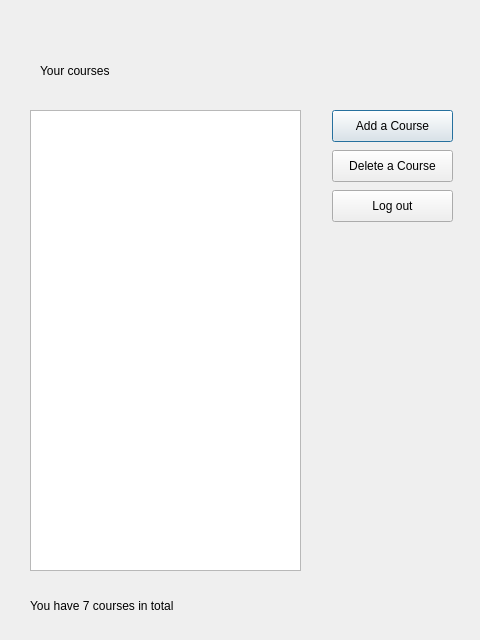
This is Ui/CourseaPageUi.ui in grinningGrace/SigmaU as Qt 5 draws it before an edit. The edited form follows.
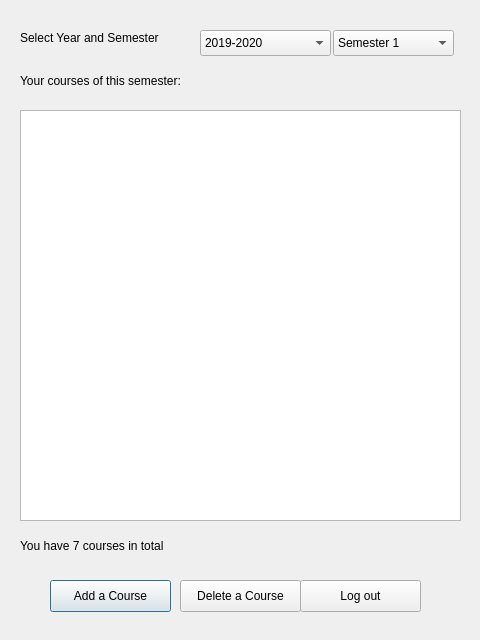
This is the edited form.

Diff of the .ui file:
```diff
--- a/Ui/CourseaPageUi.ui
+++ b/Ui/CourseaPageUi.ui
@@ -16,31 +16,45 @@
   <widget class="QLabel" name="label">
    <property name="geometry">
     <rect>
-     <x>40</x>
-     <y>50</y>
-     <width>141</width>
+     <x>20</x>
+     <y>60</y>
+     <width>231</width>
      <height>41</height>
     </rect>
    </property>
    <property name="text">
-    <string>Your courses</string>
+    <string>Your courses of this semester:</string>
    </property>
   </widget>
   <widget class="QListView" name="listView">
    <property name="geometry">
     <rect>
-     <x>30</x>
+     <x>20</x>
      <y>110</y>
-     <width>271</width>
-     <height>461</height>
+     <width>441</width>
+     <height>411</height>
     </rect>
    </property>
+   <property name="font">
+    <font>
+     <pointsize>15</pointsize>
+     <underline>false</underline>
+     <strikeout>false</strikeout>
+     <kerning>true</kerning>
+    </font>
+   </property>
+   <property name="cursor" stdset="0">
+    <cursorShape>PointingHandCursor</cursorShape>
+   </property>
+   <property name="mouseTracking">
+    <bool>true</bool>
+   </property>
   </widget>
   <widget class="QPushButton" name="addCourse">
    <property name="geometry">
     <rect>
-     <x>332</x>
-     <y>110</y>
+     <x>50</x>
+     <y>580</y>
      <width>121</width>
      <height>32</height>
     </rect>
@@ -52,8 +66,8 @@
   <widget class="QPushButton" name="deleteCourse">
    <property name="geometry">
     <rect>
-     <x>332</x>
-     <y>150</y>
+     <x>180</x>
+     <y>580</y>
      <width>121</width>
      <height>32</height>
     </rect>
@@ -65,8 +79,8 @@
   <widget class="QPushButton" name="logOut">
    <property name="geometry">
     <rect>
-     <x>332</x>
-     <y>190</y>
+     <x>300</x>
+     <y>580</y>
      <width>121</width>
      <height>32</height>
     </rect>
@@ -78,8 +92,8 @@
   <widget class="QLabel" name="label_2">
    <property name="geometry">
     <rect>
-     <x>30</x>
-     <y>590</y>
+     <x>20</x>
+     <y>530</y>
      <width>271</width>
      <height>31</height>
     </rect>
@@ -88,6 +102,64 @@
     <string>You have 7 courses in total</string>
    </property>
   </widget>
+  <widget class="QLabel" name="label_3">
+   <property name="geometry">
+    <rect>
+     <x>20</x>
+     <y>30</y>
+     <width>181</width>
+     <height>16</height>
+    </rect>
+   </property>
+   <property name="text">
+    <string>Select Year and Semester</string>
+   </property>
+  </widget>
+  <widget class="QComboBox" name="comboBox">
+   <property name="geometry">
+    <rect>
+     <x>200</x>
+     <y>30</y>
+     <width>131</width>
+     <height>26</height>
+    </rect>
+   </property>
+   <item>
+    <property name="text">
+     <string>2019-2020</string>
+    </property>
+   </item>
+   <item>
+    <property name="text">
+     <string>2020-2021</string>
+    </property>
+   </item>
+   <item>
+    <property name="text">
+     <string>2021-2022</string>
+    </property>
+   </item>
+  </widget>
+  <widget class="QComboBox" name="comboBox_2">
+   <property name="geometry">
+    <rect>
+     <x>333</x>
+     <y>30</y>
+     <width>121</width>
+     <height>26</height>
+    </rect>
+   </property>
+   <item>
+    <property name="text">
+     <string>Semester 1</string>
+    </property>
+   </item>
+   <item>
+    <property name="text">
+     <string>Semester 2</string>
+    </property>
+   </item>
+  </widget>
  </widget>
  <resources/>
  <connections/>
```
